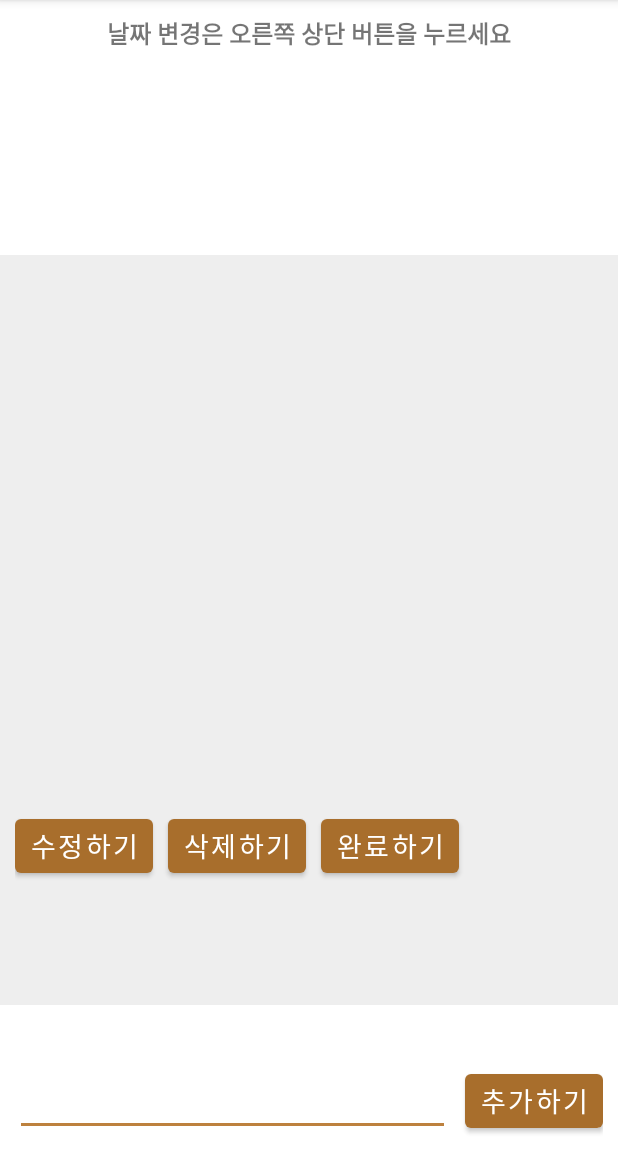
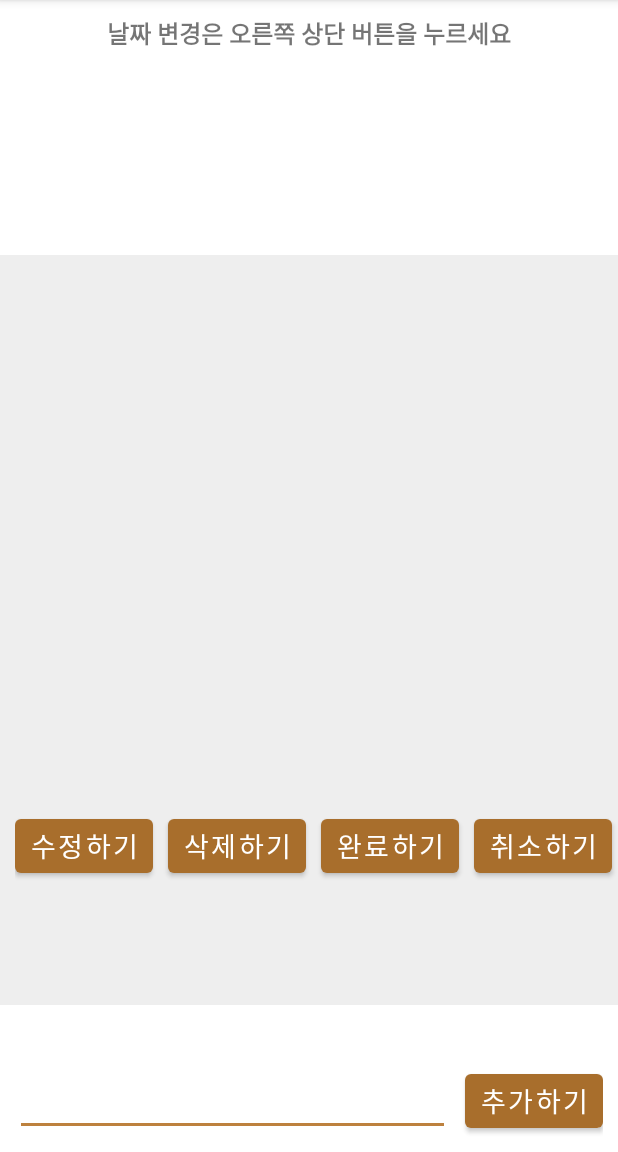
Before and after one commit to jung293441/GURU02, an Android app: the ToDoList screen opened directly, with no data from a screen before it, after a tap on "완료하기", on a phone screen of 412 x 824 dp, the part 84-1236 px from its top. Run offline under Robolectric (Android 15) with nearby library versions, the phone set to English and light mode, and no system bars.

Commit message:
취소하기 기능 구현

```diff
--- a/app/src/main/java/com/example/guru02/ToDoList.kt
+++ b/app/src/main/java/com/example/guru02/ToDoList.kt
@@ -18,8 +18,10 @@ class ToDoList : AppCompatActivity() {
     private lateinit var changeBtn: Button
     private lateinit var deleteBtn: Button
     private lateinit var completeBtn: Button
+    private lateinit var cancelBtn: Button
 
     var isCompl: Boolean = false
+    var isCancel: Boolean = false
 
     override fun onCreate(savedInstanceState: Bundle?) {
         super.onCreate(savedInstanceState)
@@ -38,6 +40,7 @@ class ToDoList : AppCompatActivity() {
         changeBtn = findViewById(R.id.changeBtn)
         deleteBtn = findViewById(R.id.deleteBtn)
         completeBtn = findViewById(R.id.completeBtn)
+        cancelBtn = findViewById(R.id.cancelBtn)
 
         //Adapter 적용
         listView.adapter = adapter
@@ -91,6 +94,18 @@ class ToDoList : AppCompatActivity() {
             }
         }
 
+        //완료 취소 버튼 이벤트
+        cancelBtn.setOnClickListener {
+
+            isCancel = !isCancel
+
+            if(isCancel)
+            {
+                Toast.makeText(this, "완료된 항목을 클릭하여 취소할 수 있습니다.", Toast.LENGTH_SHORT).show()
+                Toast.makeText(this, "취소하기를 그만두려면 버튼을 한번 더 눌러주세요.", Toast.LENGTH_LONG).show()
+            }
+        }
+
         listView.setOnItemClickListener { adapterView, view, i, l ->
             val textView: TextView = view as TextView
 
@@ -100,6 +115,13 @@ class ToDoList : AppCompatActivity() {
                 // 선택 초기화
                 listView.clearChoices()
             }
+            if(isCancel)
+            {
+                textView.paintFlags = textView.paintFlags and Paint.STRIKE_THRU_TEXT_FLAG.inv()
+                // 선택 초기화
+                listView.clearChoices()
+            }
+
         }
 
 
--- a/app/src/main/res/layout/activity_to_do_list.xml
+++ b/app/src/main/res/layout/activity_to_do_list.xml
@@ -109,6 +109,18 @@
             android:textColor="#FFFFFF"
             android:textSize="18sp" />
 
+        <Button
+            android:id="@+id/cancelBtn"
+            android:layout_width="wrap_content"
+            android:layout_height="wrap_content"
+            android:layout_marginStart="10dp"
+            android:layout_marginTop="540dp"
+            android:paddingLeft="10dp"
+            android:paddingRight="10dp"
+            android:text="취소하기"
+            android:textColor="#FFFFFF"
+            android:textSize="18sp" />
+
     </LinearLayout>
 
 
```
